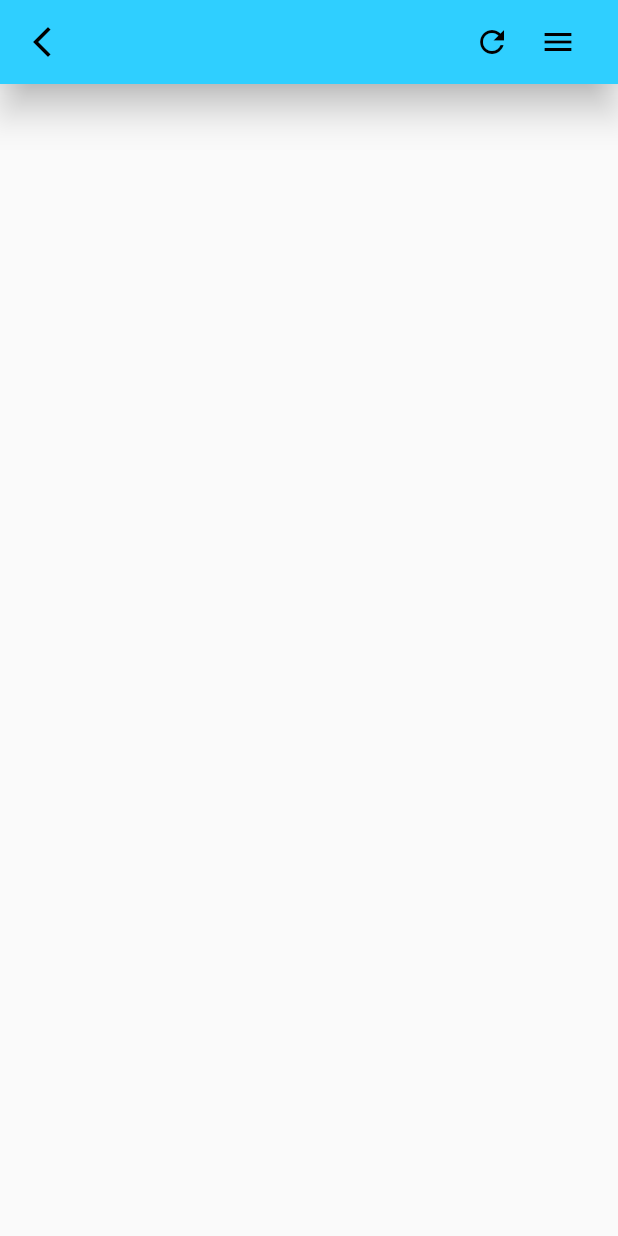
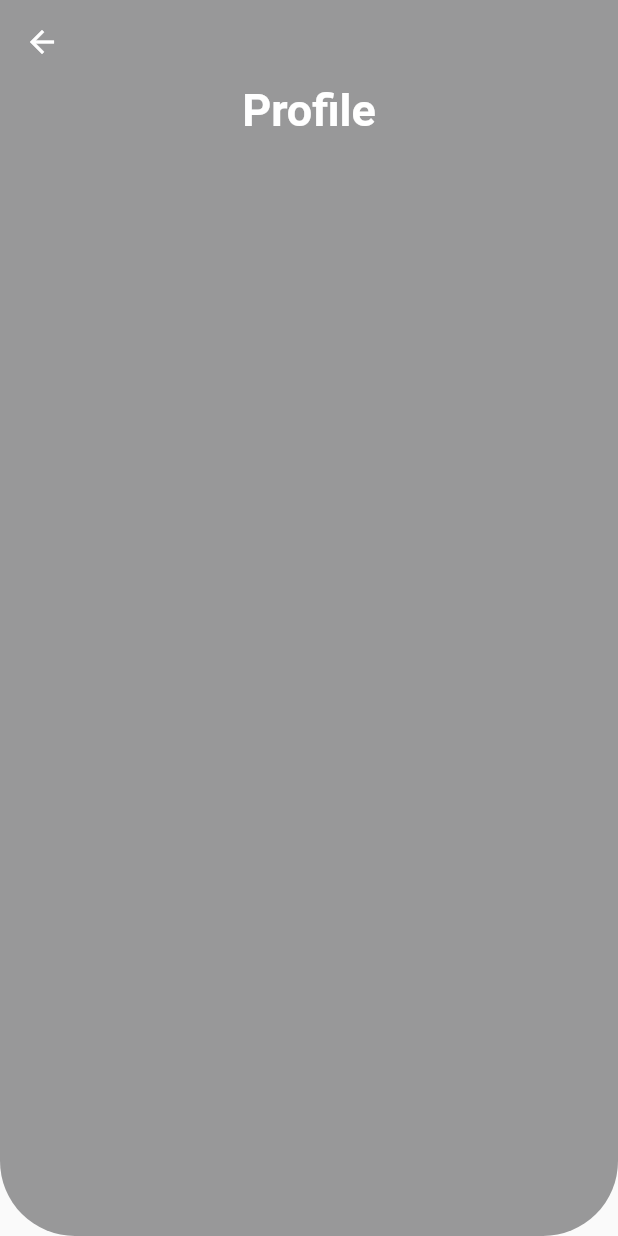
Before and after one commit to aliahsan786/ProfilePage, a Flutter app: the screen it shows after launch, on a phone screen of 412 x 824 dp. Run offline on Flutter 3.47's test engine with Material 2 defaults, Android fonts, the phone set to English and light mode, and no system bars.

Commit message:
Color and shape
Now i am trying to make box with round  bottom..

```diff
--- a/uipractice/lib/main.dart
+++ b/uipractice/lib/main.dart
@@ -35,35 +35,48 @@ class _MyHomePageState extends State<MyHomePage> {
   Widget build(BuildContext context) {
     return Scaffold(
       appBar: AppBar(
-        elevation: 10,
-        backgroundColor: Color.fromRGBO(47, 207, 255, 1),
         leading: Icon(
-          Icons.arrow_back_ios_new_outlined,
-          color: Colors.black,
+          Icons.arrow_back,
+          color: Colors.white,
         ),
-        actions: [
-          Padding(
-              padding: EdgeInsets.only(
-                left: 15,
-                right: 20,
-              ),
-              child: Icon(
-                Icons.refresh,
-                color: Colors.black,
-              )),
-          Padding(
-            padding: EdgeInsets.only(
-              // left: 15,
-              right: 28,
-            ),
-            child: Icon(
-              Icons.menu,
-              color: Colors.black,
+        backgroundColor: Color.fromRGBO(54, 54, 56, 0.5),
+        elevation: 0,
+      ),
+      body: Container(
+        width: MediaQuery.of(context).size.width,
+        height: MediaQuery.of(context).size.height,
+        child: Container(
+          // color: Color.fromRGBO(54, 54, 56, 0.5),
+          width: 200, height: 300,
+
+          decoration: BoxDecoration(
+            color: Color.fromRGBO(54, 54, 56, 0.5),
+            shape: BoxShape.rectangle,
+            borderRadius: BorderRadius.vertical(
+              bottom: Radius.circular(50.0),
             ),
           ),
-        ],
+
+          child: Column(
+            children: [
+              Text(
+                'Profile',
+                style: TextStyle(
+                  fontSize: 30,
+                  fontWeight: FontWeight.w600,
+                  color: Colors.white,
+                ),
+              ),
+              // Container(
+              //     width: 100,
+              //     height: 100,
+              //     child: Image.asset(
+              //       'images/c1.png',
+              //     )),
+            ],
+          ),
+        ),
       ),
-      body: Center(),
     );
   }
 }
```
